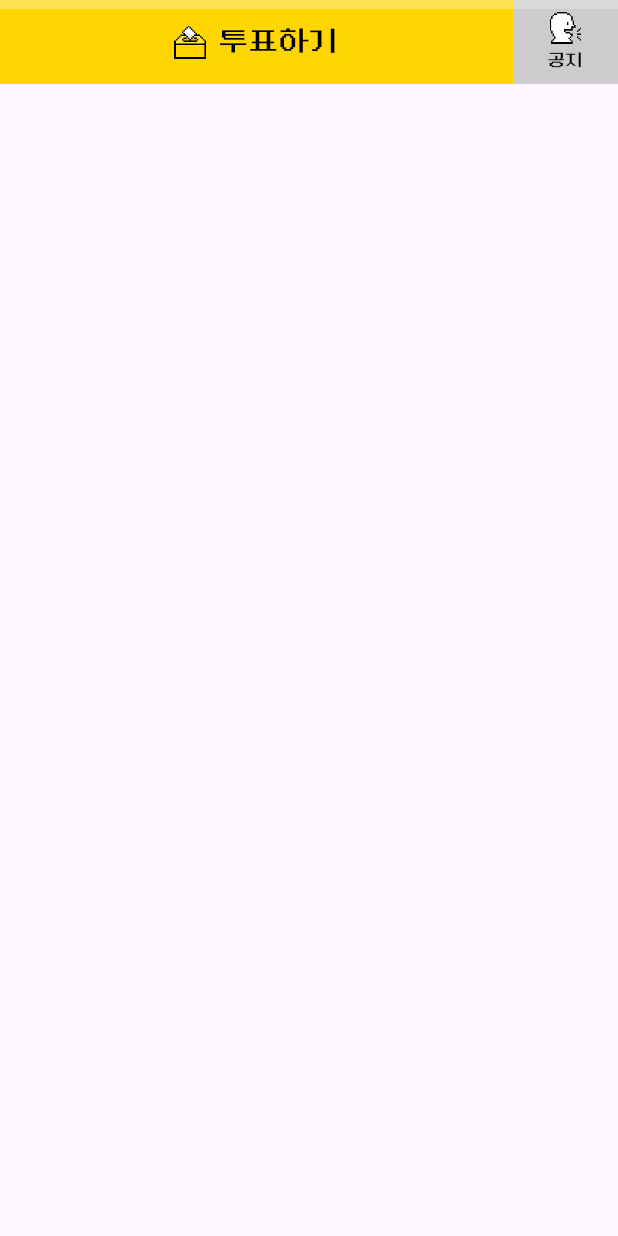
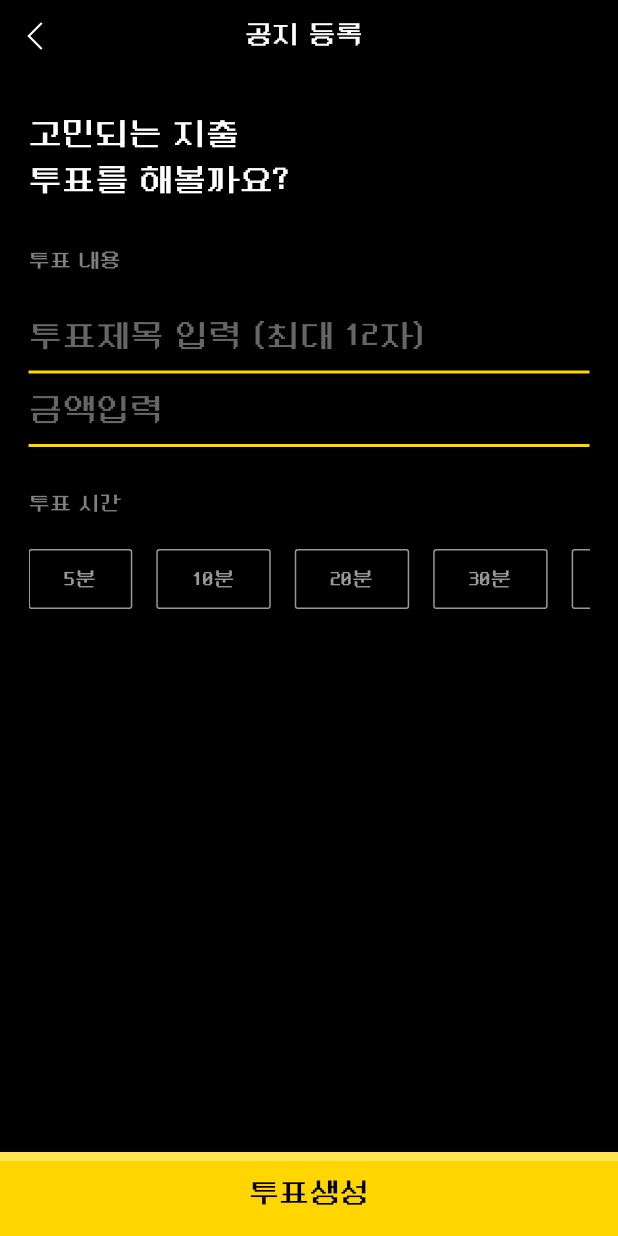
Before and after one commit to Poorlex/FE_poorlex, a Flutter app: the VoteButton widget shown alone on an empty page, opened directly, after a tap on "투표하기", on a phone screen of 412 x 824 dp. Run offline on Flutter 3.47's test engine with Material 3 defaults, Android fonts, the phone set to English and light mode, and no system bars; our stand-ins replace carousel_slider, flutter_svg, get, image_picker, sign_in_with_apple; missing offline and left inert: kakao_flutter_sdk; network calls fail.

Commit message:
챗 페이지 퍼블리싱

```diff
--- a/lib/Widget/BattleDetailPage/chat.dart
+++ b/lib/Widget/BattleDetailPage/chat.dart
@@ -7,6 +7,7 @@ import 'package:poorlex/Widget/Common/bar.dart';
 import 'package:poorlex/Widget/Common/user.dart';
 import 'package:poorlex/Widget/BattleDetailPage/notice.dart';
 import 'package:poorlex/Widget/BattleDetailPage/comment.dart';
+import 'package:poorlex/Widget/BattleDetailPage/vote.dart';
 
 class Chat extends StatefulWidget {
   const Chat({super.key});
@@ -234,7 +235,8 @@ class VoteButton extends StatelessWidget {
     List<Widget> w = [
       Expanded(
         child: TextButton(
-            onPressed: () {}, style: TextButton.styleFrom(padding: EdgeInsets.zero,),
+            onPressed: () => Navigator.push(context, VoteModal()),
+            style: TextButton.styleFrom(padding: EdgeInsets.zero,),
             child: Stack(
                 children: [
                   Positioned(
--- a/lib/Widget/BattleDetailPage/comment.dart
+++ b/lib/Widget/BattleDetailPage/comment.dart
@@ -23,6 +23,7 @@ class CommentModal extends CustomModal {
                     icon: CustomIcon(
                         icon: 'arrow-left', color: '#ffffff')
                 ),
+                SizedBox(height: 26,),
                 Expanded(
                   child: Container(
                     padding: EdgeInsets.fromLTRB(16, 0, 16, 0),
--- /dev/null
+++ b/lib/Widget/BattleDetailPage/vote.dart
@@ -0,0 +1,151 @@
+import 'package:flutter/material.dart';
+
+import 'package:poorlex/Widget/Common/icon.dart';
+import 'package:poorlex/Widget/Common/modal.dart';
+
+class VoteModal extends CustomModal {
+  VoteModal() {
+    create();
+  }
+
+  create() {
+    child = (BuildContext context) => Container(
+      child: Column(
+        children: [
+          Row(
+            mainAxisAlignment: MainAxisAlignment.spaceBetween,
+            children: [
+              IconButton(onPressed: () => Navigator.pop(context), icon: CustomIcon(icon: 'arrow-left', color: '#ffffff')),
+              Text('공지 등록', style: TextStyle(color: Colors.white, fontSize: 18)),
+              SizedBox(width: 55)
+            ],
+          ),
+          Expanded(
+            child: SingleChildScrollView(
+              child: Container(
+                padding: EdgeInsets.fromLTRB(19, 26, 19, 50),
+                child: Column(
+                  crossAxisAlignment: CrossAxisAlignment.start,
+                  children: [
+                    Text('고민되는 지출\n투표를 해볼까요?', style: TextStyle(color: Colors.white, fontSize: 22)),
+                    SizedBox(height: 27),
+                    Text('투표 내용', style: TextStyle(color: Color(0xff808080), fontSize: 14)),
+                    SizedBox(height: 17),
+                    TextField(
+                      style: TextStyle(fontSize: 22, color: Color(0xffffffff)),
+                      decoration: InputDecoration(
+                        enabledBorder: UnderlineInputBorder(
+                          borderSide: BorderSide(color: Color(0xffFFD600), width: 2),
+                        ),
+                        focusedBorder: UnderlineInputBorder(
+                          borderSide: BorderSide(color: Color(0xffFFD600), width: 2),
+                        ),
+                        hintStyle: TextStyle(fontSize: 22, color: Color(0xff666666)),
+                        hintText: '투표제목 입력 (최대 12자)',
+                      ),
+                    ),
+                    TextField(
+                      style: TextStyle(fontSize: 22, color: Color(0xffffffff)),
+                      decoration: InputDecoration(
+                        enabledBorder: UnderlineInputBorder(
+                          borderSide: BorderSide(color: Color(0xffFFD600), width: 2),
+                        ),
+                        focusedBorder: UnderlineInputBorder(
+                          borderSide: BorderSide(color: Color(0xffFFD600), width: 2),
+                        ),
+                        hintStyle: TextStyle(fontSize: 22, color: Color(0xff666666)),
+                        hintText: '금액입력',
+                      ),
+                    ),
+                    SizedBox(height: 27),
+                    Text('투표 시간', style: TextStyle(color: Color(0xff808080), fontSize: 14)),
+                    SizedBox(height: 17),
+                    SingleChildScrollView(
+                      scrollDirection: Axis.horizontal,
+                      child: Row(
+                        children: [
+                          OutlinedButton(
+                            onPressed: () {},
+                            child: Text('5분', style: TextStyle(color: Color(0xff999999)),),
+                            style: OutlinedButton.styleFrom(
+                              side: BorderSide(color: Color(0xff999999), width: 1.0),
+                              shape: RoundedRectangleBorder(borderRadius: BorderRadius.circular(2.0)),
+                            ),
+                          ),
+                          SizedBox(width: 16,),
+                          OutlinedButton(
+                            onPressed: () {},
+                            child: Text('10분', style: TextStyle(color: Color(0xff999999)),),
+                            style: OutlinedButton.styleFrom(
+                              side: BorderSide(color: Color(0xff999999), width: 1.0),
+                              shape: RoundedRectangleBorder(borderRadius: BorderRadius.circular(2.0)),
+                            ),
+                          ),
+                          SizedBox(width: 16,),
+                          OutlinedButton(
+                            onPressed: () {},
+                            child: Text('20분', style: TextStyle(color: Color(0xff999999)),),
+                            style: OutlinedButton.styleFrom(
+                              side: BorderSide(color: Color(0xff999999), width: 1.0),
+                              shape: RoundedRectangleBorder(borderRadius: BorderRadius.circular(2.0)),
+                            ),
+                          ),
+                          SizedBox(width: 16,),
+                          OutlinedButton(
+                            onPressed: () {},
+                            child: Text('30분', style: TextStyle(color: Color(0xff999999)),),
+                            style: OutlinedButton.styleFrom(
+                              side: BorderSide(color: Color(0xff999999), width: 1.0),
+                              shape: RoundedRectangleBorder(borderRadius: BorderRadius.circular(2.0)),
+                            ),
+                          ),
+                          SizedBox(width: 16,),
+                          OutlinedButton(
+                            onPressed: () {},
+                            child: Text('1시간', style: TextStyle(color: Color(0xff999999)),),
+                            style: OutlinedButton.styleFrom(
+                              side: BorderSide(color: Color(0xff999999), width: 1.0),
+                              shape: RoundedRectangleBorder(borderRadius: BorderRadius.circular(2.0)),
+                            ),
+                          )
+                        ],
+                      ),
+                    )
+                  ],
+                ),
+              ),
+            ),
+          ),
+          TextButton(
+              style: TextButton.styleFrom(
+                  padding: EdgeInsets.zero
+              ),
+              onPressed: () {},
+              child: Stack(
+                children: [
+                  Positioned(
+                      top: 0, left: 0, right: 0, bottom: 0,
+                      child: Container(color: Color(0xffFFE352))
+                  ),
+                  Positioned(
+                      top: 6, left: 0, right: 0, bottom: 0,
+                      child: Container(color: Color(0xffFFD600))
+                  ),
+                  Container(
+                    height: 56,
+                    padding: EdgeInsets.fromLTRB(0, 7, 0, 7),
+                    child: Row(
+                      mainAxisAlignment: MainAxisAlignment.center,
+                      children: [
+                        Text('투표생성', style: TextStyle(fontSize: 20, color: Colors.black))
+                      ],
+                    ),
+                  )
+                ],
+              )
+          )
+        ]
+      )
+    );
+  }
+}
```
